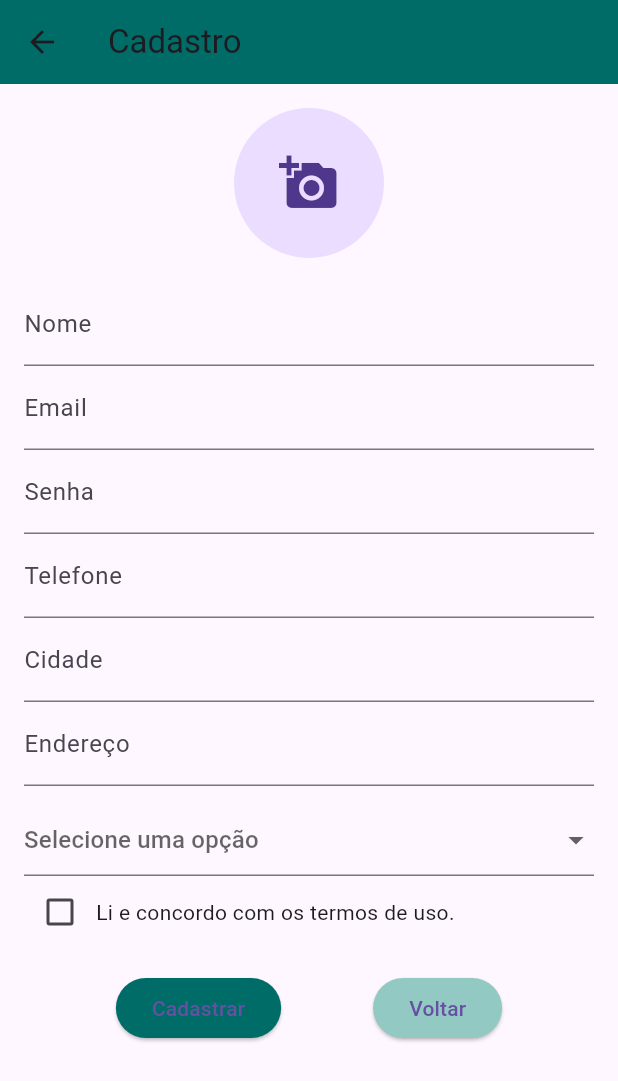
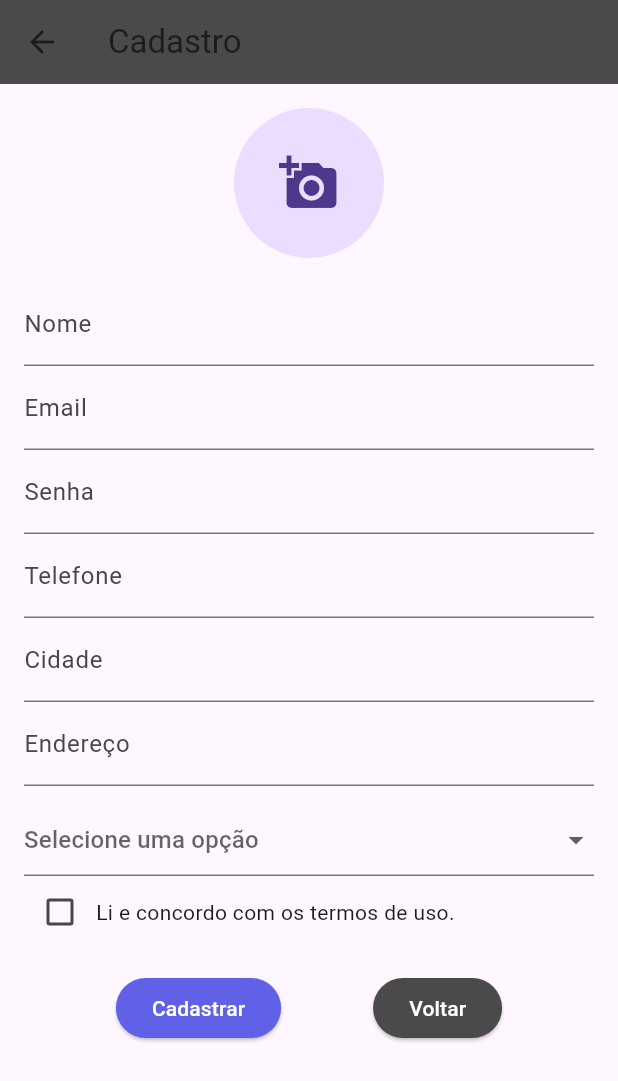
Before and after one commit to donilumertz/prest_service, a Flutter app: the screen it shows after launch, after a tap on "Cadastrar-se", on a phone screen of 412 x 824 dp. Shown: the top 1081 px of the screen. Run offline on Flutter 3.47's test engine with Material 3 defaults, Android fonts, the phone set to English and light mode, and no system bars; our stand-ins replace cloud_firestore, firebase_auth, firebase_core, google_fonts, image_picker; accounts and stored records are empty; network calls fail.

Commit message:
ajustando cores e funcionalidades

```diff
--- a/lib/main.dart
+++ b/lib/main.dart
@@ -13,7 +13,6 @@ import 'models/user_model.dart';
 void main() async {
   WidgetsFlutterBinding.ensureInitialized();
   await Firebase.initializeApp(options: DefaultFirebaseOptions.currentPlatform);
-  await criarCollectionAvaliacao();
 
   runApp(const MyApp());
 }
--- a/lib/screens/cadastrese_screen.dart
+++ b/lib/screens/cadastrese_screen.dart
@@ -120,7 +120,7 @@ class _CadastroScreenState extends State<CadastroScreen> {
     return Scaffold(
       appBar: AppBar(
         title: const Text('Cadastro'),
-        backgroundColor: const Color(0xFF006C67),
+        backgroundColor: const Color(0xFF4A4A4A),
       ),
       body: SingleChildScrollView(
         padding: const EdgeInsets.all(16),
@@ -236,16 +236,17 @@ class _CadastroScreenState extends State<CadastroScreen> {
                   children: [
                     ElevatedButton(
                       onPressed: _cadastrar,
-                      child: const Text('Cadastrar'),
-                      style: ElevatedButton.styleFrom(backgroundColor: const Color(0xFF006C67)),
+                      child: const Text('Cadastrar', style: TextStyle(color: Colors.white)),
+                      style: ElevatedButton.styleFrom(backgroundColor: const Color(
+                          0xFF6161E8)),
                     ),
                     ElevatedButton(
                       onPressed: () => Navigator.pushReplacement(
                         context,
                         MaterialPageRoute(builder: (_) => const InitialScreen()),
                       ),
-                      child: const Text('Voltar'),
-                      style: ElevatedButton.styleFrom(backgroundColor: const Color(0xFF92C9C3)),
+                      child: const Text('Voltar', style: TextStyle(color: Colors.white)),
+                      style: ElevatedButton.styleFrom(backgroundColor: const Color(0xFF4A4A4A)),
                     ),
                   ],
                 ),
--- a/lib/screens/home_screen.dart
+++ b/lib/screens/home_screen.dart
@@ -61,7 +61,7 @@ class _HomeScreenState extends State<HomeScreen> {
     return Scaffold(
       appBar: AppBar(
         title: const Text('Profissionais'),
-        backgroundColor: const Color(0xFF006C67),
+        backgroundColor: Color(0xFF4A4A4A),
       ),
       drawer: AppDrawer(currentUser: widget.currentUser),
       body: prestadores.isEmpty
--- a/lib/screens/initial_screen.dart
+++ b/lib/screens/initial_screen.dart
@@ -29,7 +29,7 @@ class InitialScreen extends StatelessWidget {
             children: [
               CircleAvatar(
                 radius: 50,
-                backgroundColor: const Color(0xFF007B7A),
+                backgroundColor: const Color(0xFF4A4A4A),
                 child: const Text(
                   "PS",
                   style: TextStyle(
@@ -44,7 +44,7 @@ class InitialScreen extends StatelessWidget {
                 "PrestService",
                 style: TextStyle(
                   fontSize: 24,
-                  color: Color(0xFF007B7A),
+                  color: Color(0xFF4A4A4A),
                   fontWeight: FontWeight.w500,
                 ),
               ),
@@ -54,7 +54,7 @@ class InitialScreen extends StatelessWidget {
                 height: 45,
                 child: ElevatedButton(
                   style: ElevatedButton.styleFrom(
-                    backgroundColor: const Color(0xFF92C9C3),
+                    backgroundColor: const Color(0xFF4A4A4A),
                   ),
                   onPressed: () {
                     Navigator.push(
@@ -62,7 +62,7 @@ class InitialScreen extends StatelessWidget {
                       MaterialPageRoute(builder: (context) => const LoginScreen()),
                     );
                   },
-                  child: const Text("Entrar"),
+                  child: const Text("Entrar", style: TextStyle(color: Colors.white),),
                 ),
               ),
               const SizedBox(height: 20),
@@ -71,7 +71,7 @@ class InitialScreen extends StatelessWidget {
                 height: 45,
                 child: ElevatedButton(
                   style: ElevatedButton.styleFrom(
-                    backgroundColor: const Color(0xFF92C9C3),
+                    backgroundColor: const Color(0xFF4A4A4A),
                   ),
                   onPressed: () {
                     Navigator.push(
@@ -79,7 +79,7 @@ class InitialScreen extends StatelessWidget {
                       MaterialPageRoute(builder: (context) => const CadastroScreen()),
                     );
                   },
-                  child: const Text("Cadastrar-se"),
+                  child: const Text("Cadastrar-se", style: TextStyle(color: Colors.white)),
                 ),
               ),
             ],
--- a/lib/screens/services_screen.dart
+++ b/lib/screens/services_screen.dart
@@ -83,7 +83,7 @@ class _ServicesScreenState extends State<ServicesScreen> {
     return Scaffold(
       appBar: AppBar(
         title: const Text('Serviços'),
-        backgroundColor: const Color(0xFF006C67),
+        backgroundColor: const Color(0xFF4A4A4A),
       ),
       drawer: AppDrawer(currentUser: widget.currentUser),
       body: Column(
@@ -101,7 +101,7 @@ class _ServicesScreenState extends State<ServicesScreen> {
                   child: ElevatedButton(
                     style: ElevatedButton.styleFrom(
                       backgroundColor:
-                      selected ? const Color(0xFF006C67) : Colors.grey[300],
+                      selected ? const Color(0xFF4A4A4A) : Colors.grey[300],
                     ),
                     onPressed: () {
                       setState(() => selectedCategoria = cat);
```
Also changed, not shown: lib/screens/edit_profile_screen.dart (+7 -6 lines), lib/screens/login_screen.dart (+6 -5 lines), lib/screens/perfil_screen.dart (+8 -7 lines), lib/screens/users_detail_screen.dart (+42 -47 lines), lib/widgets/app_drawer.dart (+18 -7 lines).
